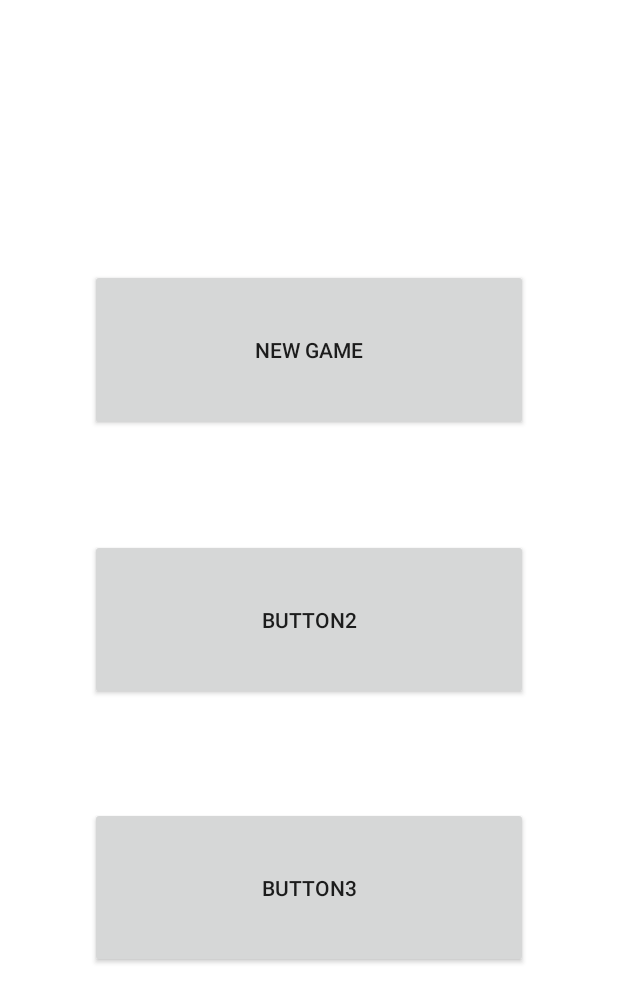
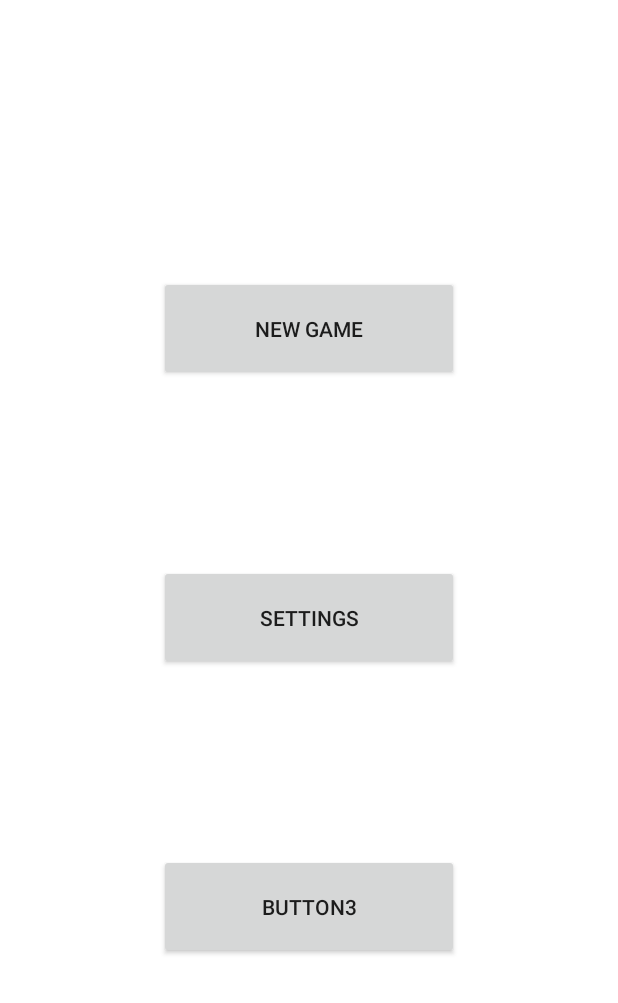
Before and after one commit to bobostaykov/math-puzzles, an Android app: the layout activity_main.xml on its own in the app's theme, with its tools: preview values and no code run, on a phone screen of 412 x 824 dp. Shown: the top 1003 px of the screen. Run offline under Robolectric (Android 15) with nearby library versions, the phone set to English and light mode, and no system bars.

Commit message:
Showing moves count and timer; added support for german and bulgarian

```diff
--- a/app/src/main/java/com/example/boris/mathpuzzles/Game.java
+++ b/app/src/main/java/com/example/boris/mathpuzzles/Game.java
@@ -2,6 +2,7 @@
 package com.example.boris.mathpuzzles;
 
 import android.content.Context;
+import android.os.CountDownTimer;
 import android.support.v7.app.AppCompatActivity;
 import android.os.Bundle;
 import android.util.DisplayMetrics;
@@ -9,6 +10,7 @@ import android.view.View;
 import android.widget.AdapterView;
 import android.widget.GridView;
 import android.widget.ImageView;
+import android.widget.TextView;
 import android.widget.Toast;
 
 import java.io.File;
@@ -16,6 +18,8 @@ import java.io.File;
 public class Game extends AppCompatActivity {
 
     private GridView game_board;
+    private TextView moves_number;
+    private TextView timer;
     private int boardColumns;
 
     @Override
@@ -25,6 +29,8 @@ public class Game extends AppCompatActivity {
         hideNavStatBar();
 
         game_board = findViewById(R.id.game_board);
+        moves_number = findViewById(R.id.moves_number);
+        timer = findViewById(R.id.timer);
 
         if (AllLevels.getBoard() == Level.EASY) {
             game_board.setNumColumns(3);
@@ -39,7 +45,19 @@ public class Game extends AppCompatActivity {
             boardColumns = 5;
         }
 
-        game_board.setAdapter(new ImageAdapter(this, game_board, boardColumns));
+        game_board.setAdapter(new ImageAdapter(this, game_board, boardColumns, moves_number));
+
+        new CountDownTimer(90000, 1000) {
+            public void onTick(long millisUntilFinished) {
+                if (millisUntilFinished >= 70000 && millisUntilFinished < 120000) timer.setText("01:" + ((millisUntilFinished - 60000) / 1000));
+                if (millisUntilFinished >= 60000 && millisUntilFinished < 70000) timer.setText("01:0" + ((millisUntilFinished - 60000) / 1000));
+                if (millisUntilFinished >= 10000 && millisUntilFinished < 60000) timer.setText("00:" + millisUntilFinished / 1000);
+                if (millisUntilFinished < 10000) timer.setText("00:0" + millisUntilFinished / 1000);
+            }
+            public void onFinish() {
+                timer.setText("done!");
+            }
+        }.start();
     }
 
 
@@ -61,4 +79,5 @@ public class Game extends AppCompatActivity {
         decorView.setSystemUiVisibility(uiOptions);
     }
 
+
 }
--- a/app/src/main/res/layout/activity_main.xml
+++ b/app/src/main/res/layout/activity_main.xml
@@ -1,90 +1,73 @@
 <?xml version="1.0" encoding="utf-8"?>
-<LinearLayout xmlns:android="http://schemas.android.com/apk/res/android"
+<TableLayout xmlns:android="http://schemas.android.com/apk/res/android"
     xmlns:app="http://schemas.android.com/apk/res-auto"
     xmlns:tools="http://schemas.android.com/tools"
     android:layout_width="match_parent"
     android:layout_height="match_parent"
     android:background="#ffffff"
-    android:orientation="vertical"
     tools:context=".MainActivity">
 
-    <LinearLayout
+    <TableRow
         android:layout_width="match_parent"
         android:layout_height="match_parent"
-        android:layout_weight="0.9"
-        android:orientation="horizontal"></LinearLayout>
+        android:layout_weight="1" />
 
-    <LinearLayout
+    <TableRow
         android:layout_width="match_parent"
         android:layout_height="match_parent"
         android:layout_weight="1"
-        android:orientation="horizontal">
+        android:gravity="center">
 
         <Button
             android:id="@+id/new_game_btn"
-            android:layout_width="match_parent"
-            android:layout_height="match_parent"
-            android:layout_gravity="center"
+            android:layout_width="200dp"
+            android:layout_height="70dp"
             android:layout_marginLeft="60dp"
             android:layout_marginRight="60dp"
             android:onClick="switchToNewGameActivity"
             android:text="@string/new_game"
             app:layout_column="0"
             app:layout_row="1" />
-    </LinearLayout>
+    </TableRow>
 
-    <LinearLayout
-        android:layout_width="match_parent"
-        android:layout_height="match_parent"
-        android:layout_weight="1.05"
-        android:orientation="horizontal"></LinearLayout>
-
-    <LinearLayout
+    <TableRow
         android:layout_width="match_parent"
         android:layout_height="match_parent"
         android:layout_weight="1"
-        android:orientation="horizontal">
+        android:gravity="center">
 
         <Button
-            android:id="@+id/button2"
-            android:layout_width="match_parent"
-            android:layout_height="match_parent"
-            android:layout_gravity="center"
+            android:id="@+id/settings_btn"
+            android:layout_width="200dp"
+            android:layout_height="70dp"
             android:layout_marginLeft="60dp"
             android:layout_marginRight="60dp"
-            android:text="@string/button2"
+            android:onClick="switchToSettingsActivity"
+            android:text="@string/settings"
             app:layout_column="0"
             app:layout_row="2" />
-    </LinearLayout>
+    </TableRow>
 
-    <LinearLayout
-        android:layout_width="match_parent"
-        android:layout_height="match_parent"
-        android:layout_weight="1.05"
-        android:orientation="horizontal"></LinearLayout>
-
-    <LinearLayout
+    <TableRow
         android:layout_width="match_parent"
         android:layout_height="match_parent"
         android:layout_weight="1"
-        android:orientation="horizontal">
+        android:gravity="center">
 
         <Button
             android:id="@+id/button3"
-            android:layout_width="match_parent"
-            android:layout_height="match_parent"
-            android:layout_gravity="center"
+            android:layout_width="200dp"
+            android:layout_height="70dp"
             android:layout_marginLeft="60dp"
             android:layout_marginRight="60dp"
             android:text="@string/button3"
             app:layout_column="0"
             app:layout_row="3" />
-    </LinearLayout>
+    </TableRow>
 
-    <LinearLayout
+    <TableRow
         android:layout_width="match_parent"
         android:layout_height="match_parent"
-        android:layout_weight="0.9"
-        android:orientation="horizontal"></LinearLayout>
+        android:layout_weight="1" />
 
-</LinearLayout>
+</TableLayout>
```
Also changed, not shown: app/src/main/AndroidManifest.xml (+12 -2 lines), app/src/main/java/com/example/boris/mathpuzzles/ImageAdapter.java (+5 -4 lines), app/src/main/java/com/example/boris/mathpuzzles/MainActivity.java (+26 -0 lines), app/src/main/java/com/example/boris/mathpuzzles/Puzzle.java (+40 -26 lines), app/src/main/java/com/example/boris/mathpuzzles/Settings.java (added, +250 -0 lines), app/src/main/res/layout/activity_game.xml (+14 -5 lines), app/src/main/res/layout/activity_settings.xml (added, +41 -0 lines), app/src/main/res/values/strings.xml (+16 -10 lines), 2 other files.
